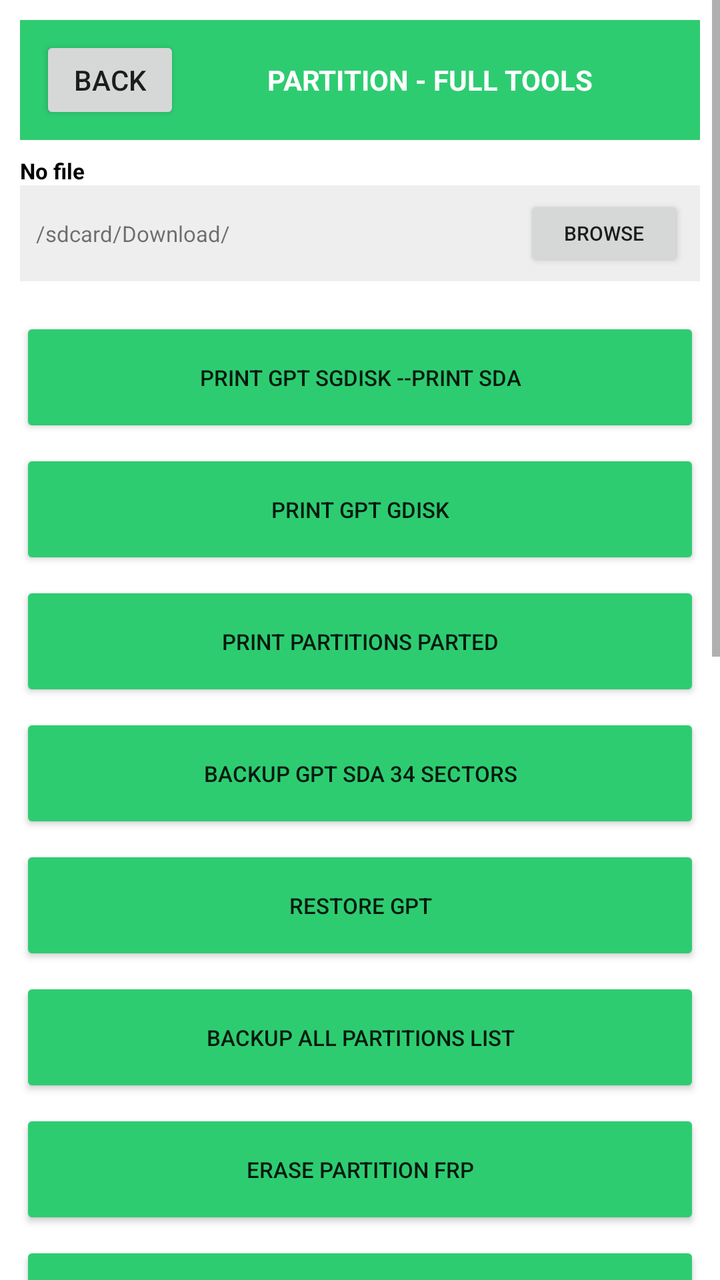
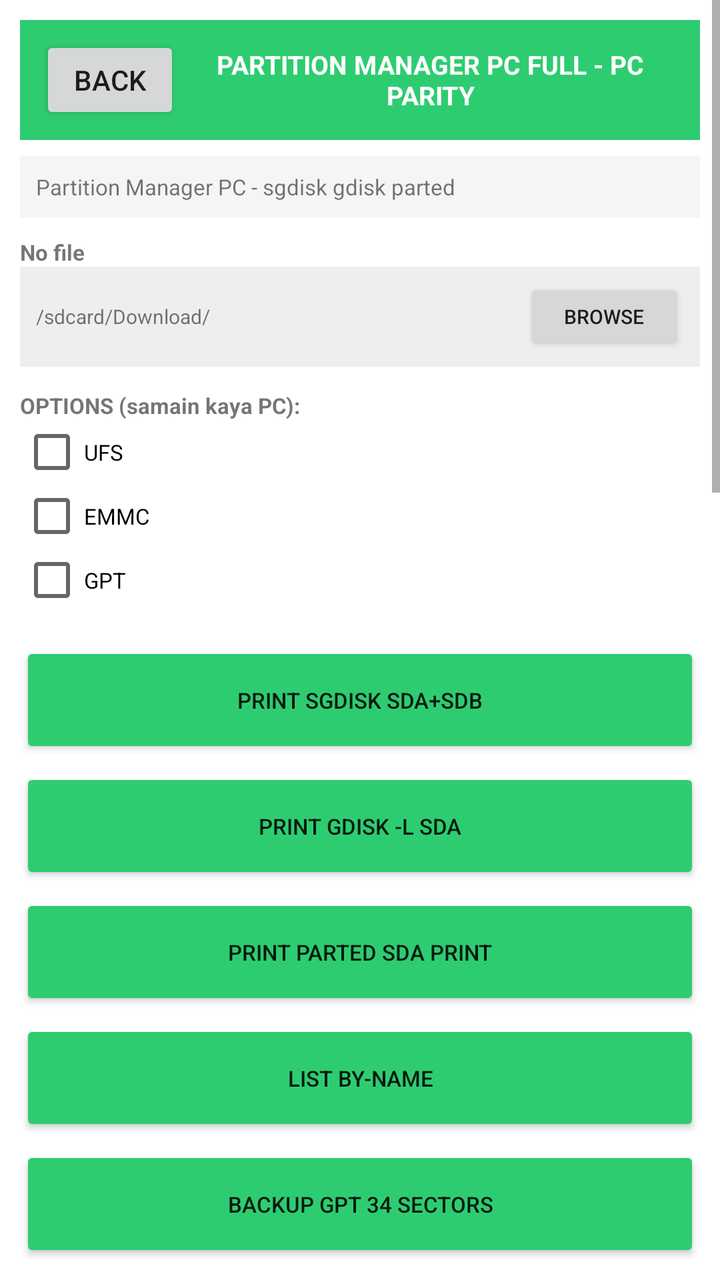

The first picture is an Android layout as it rendered before a commit; the second is the same layout after the commit. The layout source and the unified diff follow.
<!-- AndroidManifest.xml: application theme Theme.OTGFlasher -->
<!-- res/layout/activity_part.xml -->
<?xml version="1.0" encoding="utf-8"?>
<ScrollView xmlns:android="http://schemas.android.com/apk/res/android" android:layout_width="match_parent" android:layout_height="match_parent" android:background="#FFFFFF">
<LinearLayout android:orientation="vertical" android:layout_width="match_parent" android:layout_height="wrap_content" android:padding="10dp">
<LinearLayout android:orientation="horizontal" android:layout_width="match_parent" android:layout_height="60dp" android:background="#2ECC71" android:gravity="center_vertical" android:padding="10dp"><Button android:id="@+id/btnBack" android:text="BACK" android:layout_width="70dp" android:layout_height="44dp"/><TextView android:text="PARTITION - FULL TOOLS" android:textSize="14sp" android:textStyle="bold" android:textColor="#FFFFFF" android:layout_width="0dp" android:layout_weight="1" android:layout_height="wrap_content" android:gravity="center"/></LinearLayout>
<TextView android:text="No file" android:textSize="11sp" android:textColor="#000000" android:layout_width="match_parent" android:layout_height="wrap_content" android:layout_marginTop="8dp" android:textStyle="bold"/>
<LinearLayout android:orientation="horizontal" android:layout_width="match_parent" android:layout_height="48dp" android:background="#EEEEEE" android:gravity="center_vertical" android:padding="8dp"><TextView android:id="@+id/txt_No_file" android:text="/sdcard/Download/" android:textSize="11sp" android:layout_width="0dp" android:layout_weight="1" android:layout_height="wrap_content"/><Button android:id="@+id/btn_No_file" android:text="BROWSE" android:layout_width="80dp" android:layout_height="38dp" android:textSize="10sp"/></LinearLayout>

<LinearLayout android:orientation="vertical" android:layout_width="match_parent" android:layout_height="wrap_content" android:layout_marginTop="12dp">
<Button android:id="@+id/btn_PRINT_GPT_sgdisk_--print_sda" android:text="PRINT GPT sgdisk --print sda" android:layout_width="match_parent" android:layout_height="60dp" android:textSize="11sp" android:layout_marginTop="6dp" android:backgroundTint="#2ECC71"/>
<Button android:id="@+id/btn_PRINT_GPT_gdisk" android:text="PRINT GPT gdisk" android:layout_width="match_parent" android:layout_height="60dp" android:textSize="11sp" android:layout_marginTop="6dp" android:backgroundTint="#2ECC71"/>
<Button android:id="@+id/btn_PRINT_partitions_parted" android:text="PRINT partitions parted" android:layout_width="match_parent" android:layout_height="60dp" android:textSize="11sp" android:layout_marginTop="6dp" android:backgroundTint="#2ECC71"/>
<Button android:id="@+id/btn_BACKUP_GPT_sda_34_sectors" android:text="BACKUP GPT sda 34 sectors" android:layout_width="match_parent" android:layout_height="60dp" android:textSize="11sp" android:layout_marginTop="6dp" android:backgroundTint="#2ECC71"/>
<Button android:id="@+id/btn_RESTORE_GPT" android:text="RESTORE GPT" android:layout_width="match_parent" android:layout_height="60dp" android:textSize="11sp" android:layout_marginTop="6dp" android:backgroundTint="#2ECC71"/>
<Button android:id="@+id/btn_BACKUP_all_partitions_list" android:text="BACKUP all partitions list" android:layout_width="match_parent" android:layout_height="60dp" android:textSize="11sp" android:layout_marginTop="6dp" android:backgroundTint="#2ECC71"/>
<Button android:id="@+id/btn_ERASE_partition_frp" android:text="ERASE partition frp" android:layout_width="match_parent" android:layout_height="60dp" android:textSize="11sp" android:layout_marginTop="6dp" android:backgroundTint="#2ECC71"/>
<Button android:id="@+id/btn_RESIZE_super" android:text="RESIZE super" android:layout_width="match_parent" android:layout_height="60dp" android:textSize="11sp" android:layout_marginTop="6dp" android:backgroundTint="#2ECC71"/>
<Button android:id="@+id/btn_CREATE_partition" android:text="CREATE partition" android:layout_width="match_parent" android:layout_height="60dp" android:textSize="11sp" android:layout_marginTop="6dp" android:backgroundTint="#2ECC71"/>
<Button android:id="@+id/btn_DELETE_partition" android:text="DELETE partition" android:layout_width="match_parent" android:layout_height="60dp" android:textSize="11sp" android:layout_marginTop="6dp" android:backgroundTint="#2ECC71"/>
<Button android:id="@+id/btn_BACKUP_super" android:text="BACKUP super" android:layout_width="match_parent" android:layout_height="60dp" android:textSize="11sp" android:layout_marginTop="6dp" android:backgroundTint="#2ECC71"/>

</LinearLayout>
<ProgressBar android:id="@+id/progressBar" style="?android:attr/progressBarStyleHorizontal" android:layout_width="match_parent" android:layout_height="18dp" android:max="100" android:layout_marginTop="12dp"/>
<TextView android:id="@+id/txtDetail" android:text="Ready - Full Tools" android:textSize="11sp" android:layout_width="match_parent" android:layout_height="wrap_content" android:layout_marginTop="6dp"/>
<TextView android:id="@+id/logView" android:text="LOG PARTITION - FULL" android:textSize="10sp" android:background="#111111" android:textColor="#00FF00" android:padding="8dp" android:layout_width="match_parent" android:layout_height="300dp" android:layout_marginTop="8dp"/>
</LinearLayout></ScrollView>
<!-- resources referenced by this layout -->
<resources>
  <style name="Theme.OTGFlasher" parent="android:Theme.Material.Light.NoActionBar" />
</resources>

<!-- the commit's change to res/layout/activity_part.xml (unified diff, before → after) -->
@@ -1,25 +1,33 @@
 <?xml version="1.0" encoding="utf-8"?>
 <ScrollView xmlns:android="http://schemas.android.com/apk/res/android" android:layout_width="match_parent" android:layout_height="match_parent" android:background="#FFFFFF">
 <LinearLayout android:orientation="vertical" android:layout_width="match_parent" android:layout_height="wrap_content" android:padding="10dp">
-<LinearLayout android:orientation="horizontal" android:layout_width="match_parent" android:layout_height="60dp" android:background="#2ECC71" android:gravity="center_vertical" android:padding="10dp"><Button android:id="@+id/btnBack" android:text="BACK" android:layout_width="70dp" android:layout_height="44dp"/><TextView android:text="PARTITION - FULL TOOLS" android:textSize="14sp" android:textStyle="bold" android:textColor="#FFFFFF" android:layout_width="0dp" android:layout_weight="1" android:layout_height="wrap_content" android:gravity="center"/></LinearLayout>
-<TextView android:text="No file" android:textSize="11sp" android:textColor="#000000" android:layout_width="match_parent" android:layout_height="wrap_content" android:layout_marginTop="8dp" android:textStyle="bold"/>
-<LinearLayout android:orientation="horizontal" android:layout_width="match_parent" android:layout_height="48dp" android:background="#EEEEEE" android:gravity="center_vertical" android:padding="8dp"><TextView android:id="@+id/txt_No_file" android:text="/sdcard/Download/" android:textSize="11sp" android:layout_width="0dp" android:layout_weight="1" android:layout_height="wrap_content"/><Button android:id="@+id/btn_No_file" android:text="BROWSE" android:layout_width="80dp" android:layout_height="38dp" android:textSize="10sp"/></LinearLayout>
+<LinearLayout android:orientation="horizontal" android:layout_width="match_parent" android:layout_height="60dp" android:background="#2ECC71" android:gravity="center_vertical" android:padding="10dp"><Button android:id="@+id/btnBack" android:text="BACK" android:layout_width="70dp" android:layout_height="44dp"/><TextView android:text="PARTITION MANAGER PC FULL - PC PARITY" android:textSize="13sp" android:textStyle="bold" android:textColor="#FFFFFF" android:layout_width="0dp" android:layout_weight="1" android:layout_height="wrap_content" android:gravity="center"/></LinearLayout>
+<TextView android:text="Partition Manager PC - sgdisk gdisk parted" android:textSize="11sp" android:background="#F5F5F5" android:padding="8dp" android:layout_width="match_parent" android:layout_height="wrap_content" android:layout_marginTop="8dp"/>
+<TextView android:text="No file" android:textSize="11sp" android:textStyle="bold" android:layout_width="match_parent" android:layout_height="wrap_content" android:layout_marginTop="10dp"/><LinearLayout android:orientation="horizontal" android:layout_width="match_parent" android:layout_height="50dp" android:background="#EEEEEE" android:gravity="center_vertical" android:padding="8dp"><TextView android:id="@+id/txt_No_file" android:text="/sdcard/Download/" android:textSize="10sp" android:layout_width="0dp" android:layout_weight="1" android:layout_height="wrap_content"/><Button android:id="@+id/btn_No_file" android:text="BROWSE" android:layout_width="80dp" android:layout_height="38dp" android:textSize="10sp"/></LinearLayout>
 
-<LinearLayout android:orientation="vertical" android:layout_width="match_parent" android:layout_height="wrap_content" android:layout_marginTop="12dp">
-<Button android:id="@+id/btn_PRINT_GPT_sgdisk_--print_sda" android:text="PRINT GPT sgdisk --print sda" android:layout_width="match_parent" android:layout_height="60dp" android:textSize="11sp" android:layout_marginTop="6dp" android:backgroundTint="#2ECC71"/>
-<Button android:id="@+id/btn_PRINT_GPT_gdisk" android:text="PRINT GPT gdisk" android:layout_width="match_parent" android:layout_height="60dp" android:textSize="11sp" android:layout_marginTop="6dp" android:backgroundTint="#2ECC71"/>
-<Button android:id="@+id/btn_PRINT_partitions_parted" android:text="PRINT partitions parted" android:layout_width="match_parent" android:layout_height="60dp" android:textSize="11sp" android:layout_marginTop="6dp" android:backgroundTint="#2ECC71"/>
-<Button android:id="@+id/btn_BACKUP_GPT_sda_34_sectors" android:text="BACKUP GPT sda 34 sectors" android:layout_width="match_parent" android:layout_height="60dp" android:textSize="11sp" android:layout_marginTop="6dp" android:backgroundTint="#2ECC71"/>
-<Button android:id="@+id/btn_RESTORE_GPT" android:text="RESTORE GPT" android:layout_width="match_parent" android:layout_height="60dp" android:textSize="11sp" android:layout_marginTop="6dp" android:backgroundTint="#2ECC71"/>
-<Button android:id="@+id/btn_BACKUP_all_partitions_list" android:text="BACKUP all partitions list" android:layout_width="match_parent" android:layout_height="60dp" android:textSize="11sp" android:layout_marginTop="6dp" android:backgroundTint="#2ECC71"/>
-<Button android:id="@+id/btn_ERASE_partition_frp" android:text="ERASE partition frp" android:layout_width="match_parent" android:layout_height="60dp" android:textSize="11sp" android:layout_marginTop="6dp" android:backgroundTint="#2ECC71"/>
-<Button android:id="@+id/btn_RESIZE_super" android:text="RESIZE super" android:layout_width="match_parent" android:layout_height="60dp" android:textSize="11sp" android:layout_marginTop="6dp" android:backgroundTint="#2ECC71"/>
-<Button android:id="@+id/btn_CREATE_partition" android:text="CREATE partition" android:layout_width="match_parent" android:layout_height="60dp" android:textSize="11sp" android:layout_marginTop="6dp" android:backgroundTint="#2ECC71"/>
-<Button android:id="@+id/btn_DELETE_partition" android:text="DELETE partition" android:layout_width="match_parent" android:layout_height="60dp" android:textSize="11sp" android:layout_marginTop="6dp" android:backgroundTint="#2ECC71"/>
-<Button android:id="@+id/btn_BACKUP_super" android:text="BACKUP super" android:layout_width="match_parent" android:layout_height="60dp" android:textSize="11sp" android:layout_marginTop="6dp" android:backgroundTint="#2ECC71"/>
+<TextView android:text="OPTIONS (samain kaya PC):" android:textSize="11sp" android:textStyle="bold" android:layout_width="match_parent" android:layout_height="wrap_content" android:layout_marginTop="12dp"/>
+<CheckBox android:id="@+id/cb_UFS" android:text="UFS" android:layout_width="match_parent" android:layout_height="wrap_content" android:textSize="11sp"/>
+<CheckBox android:id="@+id/cb_EMMC" android:text="EMMC" android:layout_width="match_parent" android:layout_height="wrap_content" android:textSize="11sp"/>
+<CheckBox android:id="@+id/cb_GPT" android:text="GPT" android:layout_width="match_parent" android:layout_height="wrap_content" android:textSize="11sp"/>
+
+<LinearLayout android:orientation="vertical" android:layout_width="match_parent" android:layout_height="wrap_content" android:layout_marginTop="10dp">
+<Button android:id="@+id/btn_PRINT_sgdisk_sda_sdb" android:text="PRINT sgdisk sda+sdb" android:layout_width="match_parent" android:layout_height="58dp" android:textSize="11sp" android:layout_marginTop="5dp" android:backgroundTint="#2ECC71"/>
+<Button android:id="@+id/btn_PRINT_gdisk_-l_sda" android:text="PRINT gdisk -l sda" android:layout_width="match_parent" android:layout_height="58dp" android:textSize="11sp" android:layout_marginTop="5dp" android:backgroundTint="#2ECC71"/>
+<Button android:id="@+id/btn_PRINT_parted_sda_print" android:text="PRINT parted sda print" android:layout_width="match_parent" android:layout_height="58dp" android:textSize="11sp" android:layout_marginTop="5dp" android:backgroundTint="#2ECC71"/>
+<Button android:id="@+id/btn_LIST_by-name" android:text="LIST by-name" android:layout_width="match_parent" android:layout_height="58dp" android:textSize="11sp" android:layout_marginTop="5dp" android:backgroundTint="#2ECC71"/>
+<Button android:id="@+id/btn_BACKUP_GPT_34_sectors" android:text="BACKUP GPT 34 sectors" android:layout_width="match_parent" android:layout_height="58dp" android:textSize="11sp" android:layout_marginTop="5dp" android:backgroundTint="#2ECC71"/>
+<Button android:id="@+id/btn_RESTORE_GPT" android:text="RESTORE GPT" android:layout_width="match_parent" android:layout_height="58dp" android:textSize="11sp" android:layout_marginTop="5dp" android:backgroundTint="#2ECC71"/>
+<Button android:id="@+id/btn_BACKUP_all_partitions_list" android:text="BACKUP all partitions list" android:layout_width="match_parent" android:layout_height="58dp" android:textSize="11sp" android:layout_marginTop="5dp" android:backgroundTint="#2ECC71"/>
+<Button android:id="@+id/btn_ERASE_frp" android:text="ERASE frp" android:layout_width="match_parent" android:layout_height="58dp" android:textSize="11sp" android:layout_marginTop="5dp" android:backgroundTint="#2ECC71"/>
+<Button android:id="@+id/btn_ERASE_userdata" android:text="ERASE userdata" android:layout_width="match_parent" android:layout_height="58dp" android:textSize="11sp" android:layout_marginTop="5dp" android:backgroundTint="#2ECC71"/>
+<Button android:id="@+id/btn_RESIZE_super_lpresize_0" android:text="RESIZE super lpresize 0" android:layout_width="match_parent" android:layout_height="58dp" android:textSize="11sp" android:layout_marginTop="5dp" android:backgroundTint="#2ECC71"/>
+<Button android:id="@+id/btn_CREATE_partition" android:text="CREATE partition" android:layout_width="match_parent" android:layout_height="58dp" android:textSize="11sp" android:layout_marginTop="5dp" android:backgroundTint="#2ECC71"/>
+<Button android:id="@+id/btn_DELETE_partition" android:text="DELETE partition" android:layout_width="match_parent" android:layout_height="58dp" android:textSize="11sp" android:layout_marginTop="5dp" android:backgroundTint="#2ECC71"/>
+<Button android:id="@+id/btn_BACKUP_super" android:text="BACKUP super" android:layout_width="match_parent" android:layout_height="58dp" android:textSize="11sp" android:layout_marginTop="5dp" android:backgroundTint="#2ECC71"/>
+<Button android:id="@+id/btn_FLASH_super" android:text="FLASH super" android:layout_width="match_parent" android:layout_height="58dp" android:textSize="11sp" android:layout_marginTop="5dp" android:backgroundTint="#2ECC71"/>
 
 </LinearLayout>
-<ProgressBar android:id="@+id/progressBar" style="?android:attr/progressBarStyleHorizontal" android:layout_width="match_parent" android:layout_height="18dp" android:max="100" android:layout_marginTop="12dp"/>
-<TextView android:id="@+id/txtDetail" android:text="Ready - Full Tools" android:textSize="11sp" android:layout_width="match_parent" android:layout_height="wrap_content" android:layout_marginTop="6dp"/>
-<TextView android:id="@+id/logView" android:text="LOG PARTITION - FULL" android:textSize="10sp" android:background="#111111" android:textColor="#00FF00" android:padding="8dp" android:layout_width="match_parent" android:layout_height="300dp" android:layout_marginTop="8dp"/>
+<ProgressBar android:id="@+id/progressBar" style="?android:attr/progressBarStyleHorizontal" android:layout_width="match_parent" android:layout_height="16dp" android:max="100" android:layout_marginTop="12dp"/>
+<TextView android:id="@+id/txtDetail" android:text="Ready PC Parity" android:textSize="11sp" android:layout_width="match_parent" android:layout_height="wrap_content" android:layout_marginTop="5dp"/>
+<TextView android:id="@+id/logView" android:text="LOG PARTITION MANAGER PC FULL PC PARITY - semua fungsi jalan" android:textSize="10sp" android:background="#111111" android:textColor="#00FF00" android:padding="8dp" android:layout_width="match_parent" android:layout_height="400dp" android:layout_marginTop="8dp"/>
 </LinearLayout></ScrollView>
